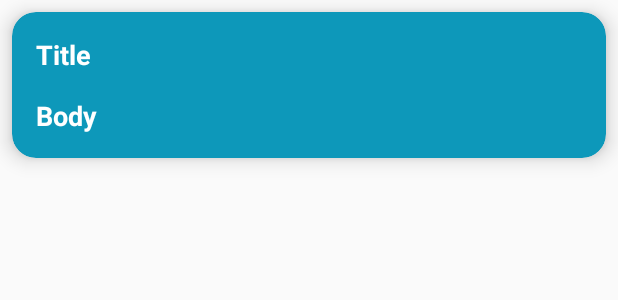
After one commit to PratikJogdande/Android-Get-Api, an Android app: the layout item_get.xml on its own in the app's theme, with its tools: preview values and no code run, on a phone screen of 412 x 824 dp. The commit adds this screen. Shown: the top 300 px of the screen. Run offline under Robolectric (Android 15) with nearby library versions, the phone set to English and light mode, and no system bars.

Commit message:
Final Commit.

```diff
--- a/app/src/main/AndroidManifest.xml
+++ b/app/src/main/AndroidManifest.xml
@@ -2,6 +2,7 @@
 <manifest xmlns:android="http://schemas.android.com/apk/res/android"
     xmlns:tools="http://schemas.android.com/tools">
 
+    <uses-permission android:name="android.permission.INTERNET" />
     <application
         android:allowBackup="true"
         android:dataExtractionRules="@xml/data_extraction_rules"
--- /dev/null
+++ b/app/src/main/java/com/android_get_api/Constant.java
@@ -0,0 +1,5 @@
+package com.android_get_api;
+
+public class Constant {
+    public static String BASE_URL = "https://jsonplaceholder.typicode.com/";
+}
--- a/app/src/main/res/layout/activity_main.xml
+++ b/app/src/main/res/layout/activity_main.xml
@@ -13,7 +13,7 @@
         android:text="Android Get API"
         android:textSize="24sp"
         android:textStyle="bold"
-        android:layout_margin="16dp"
+        android:layout_margin="12dp"
         android:textColor="#0D98BA"
         app:layout_constraintTop_toTopOf="parent"
         app:layout_constraintStart_toStartOf="parent"
--- /dev/null
+++ b/app/src/main/res/layout/item_get.xml
@@ -0,0 +1,68 @@
+<?xml version="1.0" encoding="utf-8"?>
+<androidx.cardview.widget.CardView xmlns:android="http://schemas.android.com/apk/res/android"
+        xmlns:cardview="http://schemas.android.com/apk/res-auto"
+        android:layout_width="match_parent"
+        android:layout_height="wrap_content"
+        android:layout_margin="8dp"
+        cardview:cardElevation="8dp"
+        cardview:cardCornerRadius="16dp"
+        cardview:cardBackgroundColor="#0D98BA">
+
+        <LinearLayout
+            android:layout_width="match_parent"
+            android:layout_height="wrap_content"
+            android:orientation="vertical"
+            android:padding="16dp">
+
+            <!-- Title Section -->
+            <LinearLayout
+                android:layout_width="match_parent"
+                android:layout_height="wrap_content"
+                android:orientation="horizontal">
+
+                <TextView
+                    android:id="@+id/text_title_static"
+                    android:layout_width="wrap_content"
+                    android:layout_height="wrap_content"
+                    android:textStyle="bold"
+                    android:text="Title"
+                    android:textSize="18sp"
+                    android:textColor="#FFFFFF"
+                    android:layout_marginEnd="8dp"/>
+
+                <TextView
+                    android:id="@+id/text_title"
+                    android:layout_width="0dp"
+                    android:layout_height="wrap_content"
+                    android:layout_weight="1"
+                    android:textSize="16sp"
+                    android:textColor="#FFFFFF"/>
+            </LinearLayout>
+
+            <!-- Body Section -->
+            <LinearLayout
+                android:layout_width="match_parent"
+                android:layout_height="wrap_content"
+                android:orientation="horizontal"
+                android:layout_marginTop="16dp">
+
+                <TextView
+                    android:id="@+id/text_body_static"
+                    android:layout_width="wrap_content"
+                    android:layout_height="wrap_content"
+                    android:textStyle="bold"
+                    android:text="Body"
+                    android:textSize="18sp"
+                    android:textColor="#FFFFFF"
+                    android:layout_marginEnd="8dp"/>
+
+                <TextView
+                    android:id="@+id/text_body"
+                    android:layout_width="0dp"
+                    android:layout_height="wrap_content"
+                    android:layout_weight="1"
+                    android:textSize="14sp"
+                    android:textColor="#FFFFFF"/>
+            </LinearLayout>
+        </LinearLayout>
+    </androidx.cardview.widget.CardView>
--- a/app/src/main/res/values-night/themes.xml
+++ b/app/src/main/res/values-night/themes.xml
@@ -1,6 +1,6 @@
 <resources xmlns:tools="http://schemas.android.com/tools">
     <!-- Base application theme. -->
-    <style name="Theme.AndroidGetApi" parent="Theme.MaterialComponents.DayNight.DarkActionBar">
+    <style name="Theme.AndroidGetApi" parent="Theme.AppCompat.DayNight.NoActionBar">
         <!-- Primary brand color. -->
         <item name="colorPrimary">@color/purple_200</item>
         <item name="colorPrimaryVariant">@color/purple_700</item>
@@ -10,7 +10,7 @@
         <item name="colorSecondaryVariant">@color/teal_200</item>
         <item name="colorOnSecondary">@color/black</item>
         <!-- Status bar color. -->
-        <item name="android:statusBarColor">?attr/colorPrimaryVariant</item>
+        <item name="android:statusBarColor">@color/statusBarColor</item>
         <!-- Customize your theme here. -->
     </style>
 </resources>
--- a/app/src/main/res/values/colors.xml
+++ b/app/src/main/res/values/colors.xml
@@ -7,4 +7,5 @@
     <color name="teal_700">#FF018786</color>
     <color name="black">#FF000000</color>
     <color name="white">#FFFFFFFF</color>
+    <color name="statusBarColor">#0D98BA</color>
 </resources>
--- a/app/src/main/res/values/themes.xml
+++ b/app/src/main/res/values/themes.xml
@@ -1,6 +1,6 @@
 <resources xmlns:tools="http://schemas.android.com/tools">
     <!-- Base application theme. -->
-    <style name="Theme.AndroidGetApi" parent="Theme.MaterialComponents.DayNight.DarkActionBar">
+    <style name="Theme.AndroidGetApi" parent="Theme.AppCompat.Light.NoActionBar">
         <!-- Primary brand color. -->
         <item name="colorPrimary">@color/purple_500</item>
         <item name="colorPrimaryVariant">@color/purple_700</item>
@@ -10,7 +10,7 @@
         <item name="colorSecondaryVariant">@color/teal_700</item>
         <item name="colorOnSecondary">@color/black</item>
         <!-- Status bar color. -->
-        <item name="android:statusBarColor">?attr/colorPrimaryVariant</item>
+        <item name="android:statusBarColor">@color/statusBarColor</item>
         <!-- Customize your theme here. -->
     </style>
 </resources>
```
Also changed, not shown: app/src/main/java/com/android_get_api/Adapter.java (added, +50 -0 lines), app/src/main/java/com/android_get_api/MainActivity.java (+19 -0 lines), app/src/main/java/com/android_get_api/RetrofitClient.java (added, +25 -0 lines), app/src/main/java/com/android_get_api/RetrofitInterface.java (added, +12 -0 lines), app/src/main/java/com/android_get_api/UserViewModel.java (added, +43 -0 lines).
